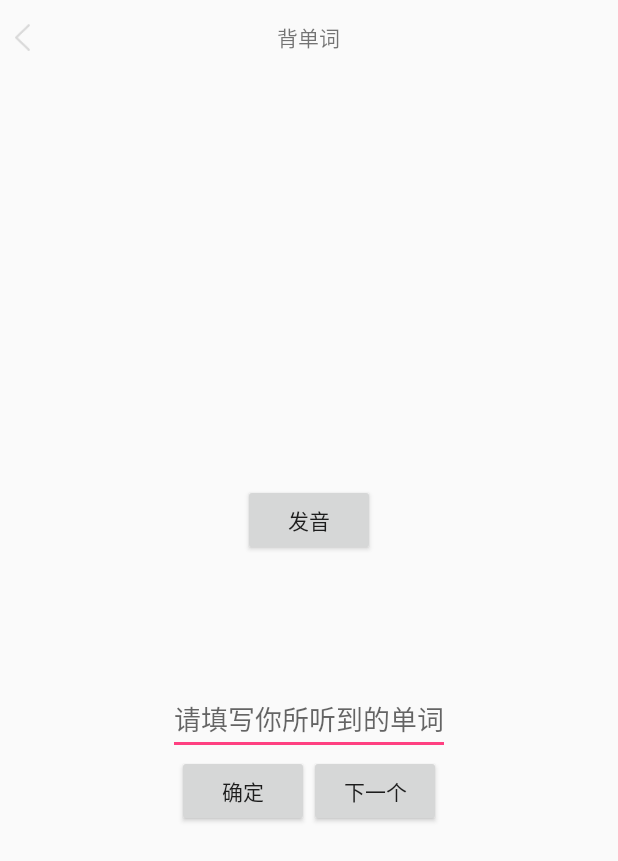
After one commit to simonFong/RememberWords, an Android app: the RememberActivity screen opened directly, with no data from a screen before it, on a phone screen of 412 x 824 dp. The commit adds this screen. Shown: the top 861 px of the screen. Run offline under Robolectric (Android 15) with nearby library versions, the phone set to English and light mode, and no system bars; our stand-ins replace ButterKnife.

Commit message:
修改ui

```diff
--- a/app/build.gradle
+++ b/app/build.gradle
@@ -31,6 +31,7 @@ dependencies {
     implementation 'com.jakewharton:butterknife:5.1.1'
     compile 'org.greenrobot:greendao:3.2.2' // add library
     implementation 'com.google.code.gson:gson:2.8.5'
+    implementation 'com.android.support:recyclerview-v7:27.1.1'
 }
 
 greendao {
--- /dev/null
+++ b/app/src/main/java/com/simon/rememberwords/activity/RememberActivity.java
@@ -0,0 +1,115 @@
+package com.simon.rememberwords.activity;
+
+import android.content.Intent;
+import android.os.Bundle;
+import android.support.v7.app.AppCompatActivity;
+import android.util.Log;
+import android.view.View;
+import android.widget.Button;
+import android.widget.EditText;
+import android.widget.ImageView;
+import android.widget.TextView;
+import android.widget.Toast;
+
+import com.simon.rememberwords.R;
+import com.simon.rememberwords.bean.WordBean;
+import com.simon.rememberwords.service.AudioService;
+import com.simon.rememberwords.utils.LocalJsonResolutionUtils;
+
+import java.util.List;
+import java.util.Random;
+
+import butterknife.ButterKnife;
+import butterknife.InjectView;
+import butterknife.OnClick;
+
+public class RememberActivity extends AppCompatActivity {
+    @InjectView(R.id.et_word)
+    EditText mEtWord;
+    @InjectView(R.id.btn_sound)
+    Button mBtnSound;
+    @InjectView(R.id.btn_make_sure)
+    Button mBtnMakeSure;
+    @InjectView(R.id.tv_word)
+    TextView mTvWord;
+    @InjectView(R.id.tv_chinese)
+    TextView mTvChinese;
+    @InjectView(R.id.tv_kind)
+    TextView mTvKind;
+    @InjectView(R.id.iv_back)
+    ImageView ivBack;
+    @InjectView(R.id.btn_next)
+    Button btnNext;
+    private List<WordBean> mWordBeans;
+    private WordBean mWordBean;
+
+    @Override
+    protected void onCreate(Bundle savedInstanceState) {
+        super.onCreate(savedInstanceState);
+        setContentView(R.layout.activity_remember);
+        ButterKnife.inject(this);
+        initData();
+        reset();
+    }
+
+    /**
+     * 导入数据
+     */
+    private void initData() {
+        mWordBeans = LocalJsonResolutionUtils.parse(this);
+
+    }
+
+    //生成随机数
+    private int testRandom1(int size) {
+        Random random = new Random();
+        int i = random.nextInt(size);
+        return i;
+    }
+
+
+    @OnClick({R.id.btn_sound, R.id.btn_make_sure, R.id.btn_next, R.id.iv_back})
+    public void onViewClicked(View view) {
+        switch (view.getId()) {
+            case R.id.btn_sound://发音
+                Intent intent = new Intent(this, AudioService.class);
+                intent.putExtra("query", mWordBean.getWord());
+                this.startService(intent);
+                break;
+            case R.id.btn_make_sure://确定
+                String s = mEtWord.getText().toString().trim();
+                if (s.equals(mWordBean.getWord())) {
+                    Toast.makeText(this, "输入正确", Toast.LENGTH_SHORT).show();
+                } else {
+                    Toast.makeText(this, "输入错误", Toast.LENGTH_SHORT).show();
+                }
+
+                mTvWord.setText(mWordBean.getWord());
+                mTvChinese.setText(mWordBean.getChinese());
+                mTvKind.setText(mWordBean.getKind());
+                break;
+            case R.id.btn_next:
+                reset();
+                break;
+            case R.id.iv_back:
+                finish();
+                break;
+        }
+    }
+
+    /**
+     * 重置或更新
+     */
+    private void reset() {
+        int i = testRandom1(mWordBeans.size());
+        Log.e("simon", mWordBeans.get(i).toString());
+        mWordBean = mWordBeans.get(i);
+
+        mTvWord.setText("");
+        mTvChinese.setText("");
+        mTvKind.setText("");
+        mEtWord.setText("");
+    }
+
+
+}
--- a/app/src/main/java/com/simon/rememberwords/service/AudioService.java
+++ b/app/src/main/java/com/simon/rememberwords/service/AudioService.java
@@ -28,7 +28,8 @@ public class AudioService extends Service {
         } else {
             String query = intent.getStringExtra("query");
             // System.out.println("http://dict.youdao.com/dictvoice?audio=" + query);
-            Uri location = Uri.parse("http://dict.youdao.com/dictvoice?audio=" + query);
+//            Uri location = Uri.parse("http://dict.youdao.com/dictvoice?audio=" + query);
+            Uri location = Uri.parse("http://media.shanbay.com/audio/uk/"+query+".mp3");
 
             mp = MediaPlayer.create(this, location);
             // System.out.println("音乐开始播放");
--- /dev/null
+++ b/app/src/main/res/layout/activity_remember.xml
@@ -0,0 +1,109 @@
+<?xml version="1.0" encoding="utf-8"?>
+<LinearLayout xmlns:android="http://schemas.android.com/apk/res/android"
+    android:layout_width="match_parent"
+    android:layout_height="match_parent"
+    android:orientation="vertical">
+
+    <RelativeLayout
+        android:layout_width="match_parent"
+        android:layout_height="50dp"
+        android:gravity="center_vertical"
+        android:orientation="horizontal">
+
+        <ImageView
+            android:id="@+id/iv_back"
+            android:layout_width="30dp"
+            android:layout_height="match_parent"
+            android:padding="10dp"
+            android:src="@mipmap/fanhui" />
+
+        <TextView
+            android:layout_width="wrap_content"
+            android:layout_height="wrap_content"
+            android:layout_centerInParent="true"
+            android:text="背单词" />
+    </RelativeLayout>
+
+    <FrameLayout
+        android:layout_width="match_parent"
+        android:layout_height="match_parent">
+
+        <LinearLayout
+            android:layout_width="wrap_content"
+            android:layout_height="wrap_content"
+            android:layout_gravity="center"
+            android:gravity="center"
+            android:orientation="vertical">
+
+            <Button
+                android:id="@+id/btn_sound"
+                android:layout_width="wrap_content"
+                android:layout_height="wrap_content"
+                android:text="发音" />
+
+
+            <LinearLayout
+                android:layout_width="wrap_content"
+                android:layout_height="wrap_content"
+                android:orientation="horizontal">
+
+                <TextView
+                    android:id="@+id/tv_word"
+                    android:layout_width="wrap_content"
+                    android:layout_height="wrap_content"
+                    android:text="name"
+                    android:textSize="25sp" />
+
+                <TextView
+                    android:id="@+id/tv_kind"
+                    android:layout_width="wrap_content"
+                    android:layout_height="wrap_content"
+                    android:layout_marginLeft="10dp"
+                    android:text="n"
+                    android:textSize="25sp" />
+
+                <TextView
+                    android:id="@+id/tv_chinese"
+                    android:layout_width="wrap_content"
+                    android:layout_height="wrap_content"
+                    android:layout_marginLeft="10dp"
+
+                    android:text="名字"
+                    android:textSize="25sp" />
+
+
+            </LinearLayout>
+
+            <EditText
+                android:id="@+id/et_word"
+                android:layout_width="wrap_content"
+                android:layout_height="wrap_content"
+                android:layout_marginTop="50dp"
+                android:gravity="center"
+                android:hint="请填写你所听到的单词"
+                android:inputType="textUri" />
+
+
+            <LinearLayout
+                android:layout_width="wrap_content"
+                android:layout_height="wrap_content"
+                android:orientation="horizontal">
+
+                <Button
+                    android:id="@+id/btn_make_sure"
+                    android:layout_width="wrap_content"
+                    android:layout_height="wrap_content"
+                    android:text="确定" />
+
+
+                <Button
+                    android:id="@+id/btn_next"
+                    android:layout_width="wrap_content"
+                    android:layout_height="wrap_content"
+                    android:text="下一个" />
+
+            </LinearLayout>
+        </LinearLayout>
+    </FrameLayout>
+
+</LinearLayout>
```
Also changed, not shown: app/src/main/AndroidManifest.xml (+8 -5 lines), app/src/main/java/com/simon/rememberwords/adapter/MainAdapter.java (added, +70 -0 lines), app/src/main/java/com/simon/rememberwords/fragment/MainFragment.java (+25 -81 lines), app/src/main/res/layout/fragment_main.xml (+7 -73 lines), app/src/main/res/layout/item_book.xml (added, +15 -0 lines).
